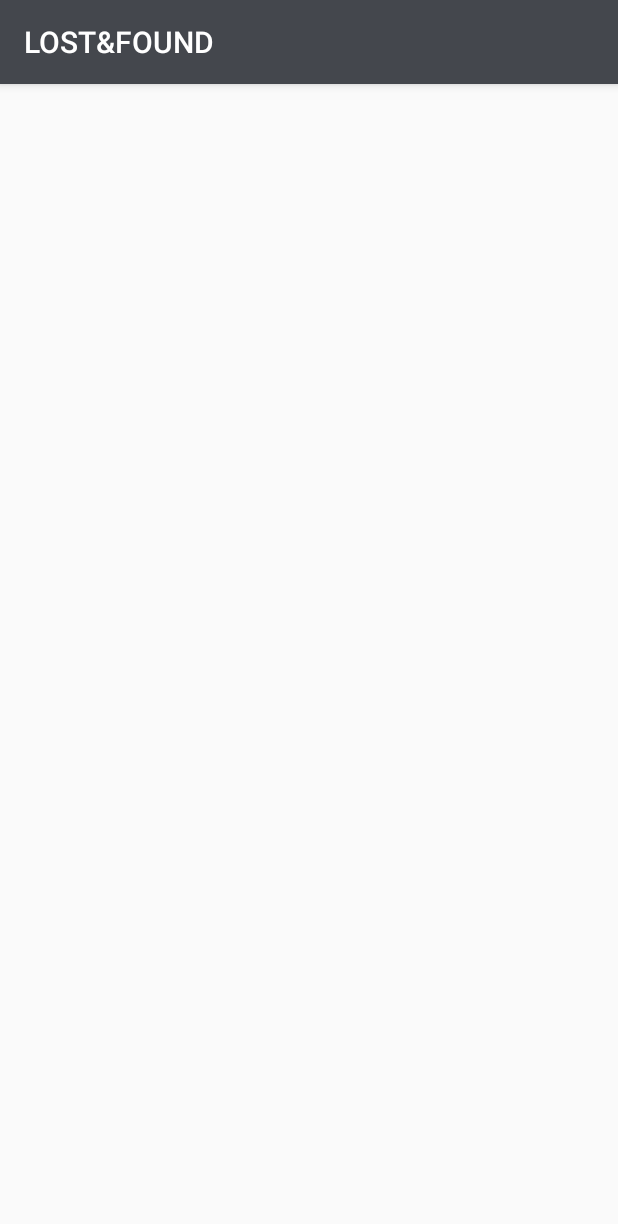
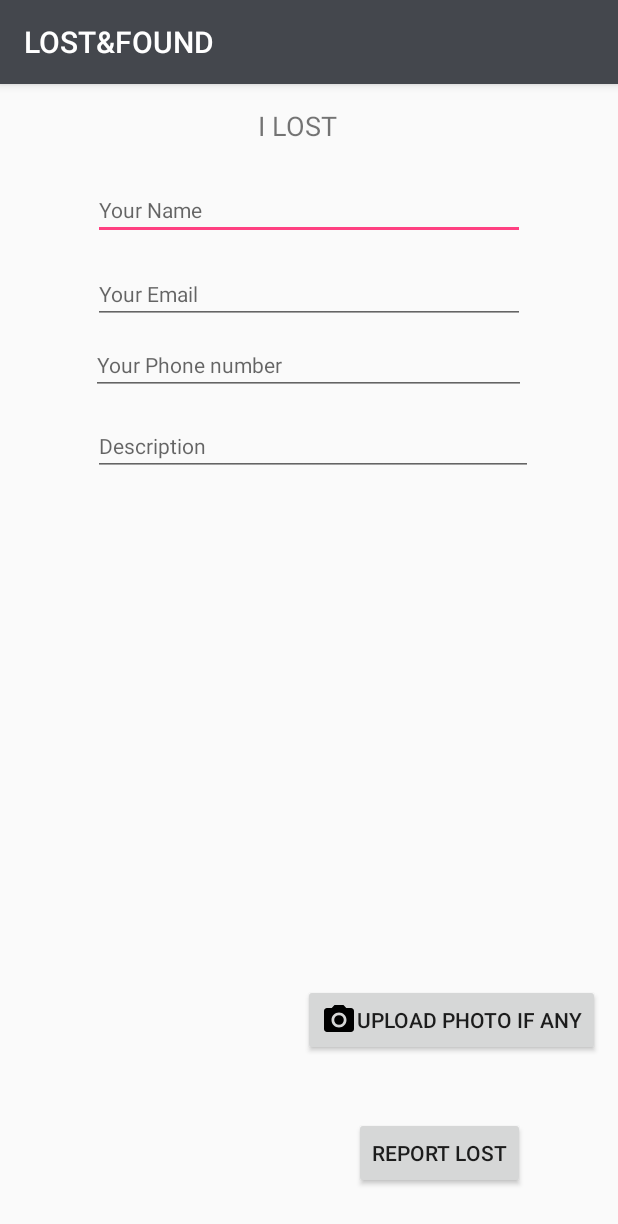
Before and after one commit to Kris-asante/LostAndFound, an Android app: the ILostActivity screen opened directly, with no data from a screen before it, on a phone screen of 412 x 824 dp. Shown: the top 1224 px of the screen. Run offline under Robolectric (Android 15) with nearby library versions, the phone set to English and light mode, and no system bars.

Commit message:
3rd commit after adding ilostactivity

```diff
--- a/app/build.gradle
+++ b/app/build.gradle
@@ -33,6 +33,7 @@ dependencies {
     implementation 'com.google.firebase:firebase-core:12.0.1'
     implementation 'com.google.android.gms:play-services-auth:12.0.1'
     implementation 'com.android.support.constraint:constraint-layout:1.0.2'
+    implementation 'com.google.firebase:firebase-database:12.0.1'
 }
 
 apply plugin: 'com.google.gms.google-services'
--- a/app/src/main/res/layout/activity_ilost.xml
+++ b/app/src/main/res/layout/activity_ilost.xml
@@ -1,9 +1,105 @@
 <?xml version="1.0" encoding="utf-8"?>
-<android.support.constraint.ConstraintLayout xmlns:android="http://schemas.android.com/apk/res/android"
+<RelativeLayout xmlns:android="http://schemas.android.com/apk/res/android"
     xmlns:app="http://schemas.android.com/apk/res-auto"
     xmlns:tools="http://schemas.android.com/tools"
     android:layout_width="match_parent"
     android:layout_height="match_parent"
     tools:context=".ILostActivity">
 
-</android.support.constraint.ConstraintLayout>
+
+    <EditText
+        android:id="@+id/email"
+        android:layout_width="288dp"
+        android:layout_height="wrap_content"
+        android:layout_alignParentTop="true"
+        android:layout_centerHorizontal="true"
+        android:layout_marginTop="64dp"
+        android:hint="@string/your_name"
+        android:inputType="textEmailAddress"
+        android:textSize="14sp" />
+
+    <EditText
+        android:id="@+id/name"
+        android:layout_width="288dp"
+        android:layout_height="wrap_content"
+        android:layout_alignParentTop="true"
+        android:layout_centerHorizontal="true"
+        android:layout_marginTop="120dp"
+        android:hint="@string/your_email"
+        android:inputType="textEmailAddress"
+        android:textSize="14sp" />
+
+    <EditText
+        android:id="@+id/phone"
+        android:layout_width="290dp"
+        android:layout_height="wrap_content"
+        android:layout_alignParentTop="true"
+        android:layout_centerHorizontal="true"
+        android:layout_marginTop="167dp"
+        android:ems="10"
+        android:hint="@string/your_phone_number"
+        android:inputType="phone"
+        android:textSize="14sp" />
+
+
+
+    <TextView
+        android:id="@+id/ilosttextView"
+        android:layout_width="wrap_content"
+        android:layout_height="wrap_content"
+        android:layout_alignParentTop="true"
+        android:layout_alignStart="@+id/email"
+        android:layout_marginStart="109dp"
+        android:layout_marginTop="15dp"
+        android:text="@string/i_lost"
+        android:textAlignment="center"
+        android:textSize="18sp" />
+
+    <EditText
+        android:id="@+id/descriptionTextView"
+        android:layout_width="293dp"
+        android:layout_height="wrap_content"
+
+        android:layout_alignParentTop="true"
+        android:layout_alignStart="@+id/email"
+        android:layout_marginTop="221dp"
+        android:ems="10"
+        android:hint="@string/description"
+        android:inputType="textAutoCorrect|textMultiLine|textLongMessage"
+        android:selectAllOnFocus="false"
+        android:singleLine="false"
+        android:textSize="14sp" />
+
+    <Button
+        android:id="@+id/camerabutton"
+        android:layout_width="wrap_content"
+        android:layout_height="wrap_content"
+        android:layout_alignParentBottom="true"
+        android:layout_alignParentEnd="true"
+        android:layout_marginBottom="120dp"
+        android:layout_marginEnd="12dp"
+        android:drawableStart="@drawable/ic_menu_camera"
+        android:text="@string/if_any_upload_photo" />
+
+
+    <ImageView
+        android:id="@+id/Cameraimageview"
+        android:layout_width="141dp"
+        android:layout_height="132dp"
+        android:layout_alignParentBottom="true"
+        android:layout_gravity="center_horizontal"
+        android:layout_marginBottom="61dp"
+        android:layout_marginEnd="-109dp"
+        android:layout_toStartOf="@+id/ilosttextView"
+        android:contentDescription="@string/todo" />
+
+    <Button
+        android:id="@+id/ilostreportbtn"
+        android:layout_width="wrap_content"
+        android:layout_height="wrap_content"
+        android:layout_alignEnd="@+id/email"
+        android:layout_alignParentBottom="true"
+        android:layout_marginBottom="31dp"
+        android:text="@string/report_lost" />
+
+</RelativeLayout>
--- a/app/src/main/res/values/strings.xml
+++ b/app/src/main/res/values/strings.xml
@@ -34,13 +34,13 @@
 
     <!-- TODO: Remove or change this placeholder text -->
     <string name="hello_blank_fragment">Hello blank fragment</string>
-    <string name="name">Name</string>
-    <string name="email">Email</string>
-    <string name="phone_number">Phone number</string>
+    <string name="your_name">Your Name</string>
+    <string name="your_email">Your Email</string>
+    <string name="your_phone_number">Your Phone number</string>
     <string name="description">Description</string>
-    <string name="upload_photo">Upload Photo</string>
-    <string name="location">Location</string>
-    <string name="todo">TODO</string>
+    <string name="if_any_upload_photo">Upload Photo If Any</string>
+    <string name="whereyouthinkyoulostit">Where You Lost It</string>
+
     <string name="title_activity_basic">Basic</string>
     <string name="nav_header_title">Android Studio</string>
     <string name="nav_header_subtitle">android.studio@android.com</string>
@@ -48,5 +48,7 @@
     <string name="action_settings">Settings</string>
     <string name="lost_items">Lost Items</string>
     <string name="found_items">Found Items</string>
+    <string name="report_lost">Report Lost</string>
+    <string name="todo">TODO</string>
 
 </resources>
```
